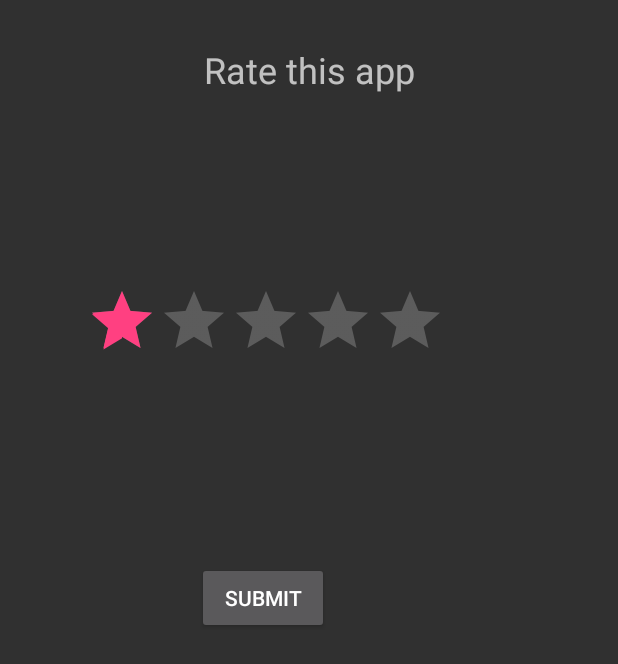
After one commit to pranishres/android-tutorial, an Android app: the layout rating_bar_basics.xml on its own in the app's theme, with its tools: preview values and no code run, on a phone screen of 412 x 824 dp. The commit adds this screen. Shown: the top 664 px of the screen. Run offline under Robolectric (Android 15) with nearby library versions, the phone set to English and light mode, and no system bars.

Commit message:
Some more components. 1. Radio buttons 2. Rating bar 3. Alert dialog

```diff
--- /dev/null
+++ b/app/src/main/res/layout/rating_bar_basics.xml
@@ -0,0 +1,54 @@
+<?xml version="1.0" encoding="utf-8"?>
+<RelativeLayout xmlns:android="http://schemas.android.com/apk/res/android"
+    android:layout_width="match_parent" android:layout_height="match_parent">
+
+    <TextView
+        android:text="Rate this app"
+        android:layout_width="match_parent"
+        android:layout_height="wrap_content"
+        android:layout_alignParentTop="true"
+        android:layout_marginTop="30dp"
+        android:id="@+id/textView_ratingTitle"
+        android:textAlignment="center"
+        android:textSize="24sp"
+        android:layout_alignParentLeft="true"
+        android:layout_alignParentStart="true" />
+
+    <Button
+        android:text="Submit"
+        android:layout_width="wrap_content"
+        android:layout_height="wrap_content"
+        android:layout_below="@+id/ratingBar"
+        android:layout_alignLeft="@+id/ratingBar"
+        android:layout_alignStart="@+id/ratingBar"
+        android:layout_marginLeft="74dp"
+        android:layout_marginStart="74dp"
+        android:layout_marginTop="127dp"
+        android:id="@+id/button_ratingSubmit" />
+
+    <RatingBar
+        android:layout_width="wrap_content"
+        android:layout_height="wrap_content"
+        android:layout_marginLeft="57dp"
+        android:layout_marginStart="57dp"
+        android:layout_marginTop="127dp"
+        android:id="@+id/ratingBar"
+        android:numStars="5"
+        android:stepSize="1"
+        android:rating="1"
+        android:layout_below="@+id/textView_ratingTitle"
+        android:layout_alignParentLeft="true"
+        android:layout_alignParentStart="true" />
+
+    <TextView
+        android:layout_width="wrap_content"
+        android:layout_height="wrap_content"
+        android:id="@+id/textView_ratingResult"
+        android:layout_marginRight="21dp"
+        android:layout_marginEnd="21dp"
+        android:layout_above="@+id/button_ratingSubmit"
+        android:layout_alignRight="@+id/button_ratingSubmit"
+        android:layout_alignEnd="@+id/button_ratingSubmit"
+        android:layout_marginBottom="82dp"
+        android:textSize="18sp" />
+</RelativeLayout>
--- a/app/src/main/res/values/strings.xml
+++ b/app/src/main/res/values/strings.xml
@@ -1,3 +1,3 @@
 <resources>
-    <string name="app_name">My Application</string>
+    <string name="app_name">Android Tutorial</string>
 </resources>
```
Also changed, not shown: app/src/main/java/com/example/pranishres/myapplication/MainActivity.java (+190 -35 lines), app/src/main/res/layout/alert_dialog.xml (added, +11 -0 lines), app/src/main/res/layout/radio_button.xml (added, +53 -0 lines), app/src/main/res/layout/checkbox.xml (renamed from app/src/main/res/layout/checkbox_and_radio.xml).
